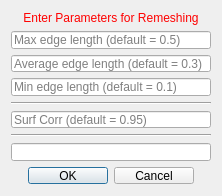
Old version of the form Version2.0/Plugins/kcl.cemrgapp.atrialfibres/src/internal/AtrialFibresViewUIRemesh.ui in the repository OpenHeartDevelopers/CemrgApp.
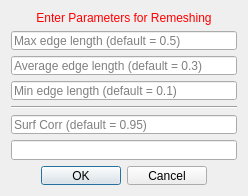
New version of the form.

What changed in the file:
```diff
--- a/Version2.0/Plugins/kcl.cemrgapp.atrialfibres/src/internal/AtrialFibresViewUIRemesh.ui
+++ b/Version2.0/Plugins/kcl.cemrgapp.atrialfibres/src/internal/AtrialFibresViewUIRemesh.ui
@@ -6,8 +6,8 @@
    <rect>
     <x>0</x>
     <y>0</y>
-    <width>222</width>
-    <height>248</height>
+    <width>248</width>
+    <height>196</height>
    </rect>
   </property>
   <property name="sizePolicy">
@@ -83,13 +83,6 @@
      </property>
     </widget>
    </item>
-   <item>
-    <widget class="Line" name="line_2">
-     <property name="orientation">
-      <enum>Qt::Horizontal</enum>
-     </property>
-    </widget>
-   </item>
    <item>
     <widget class="QLineEdit" name="lineEdit_5suffix"/>
    </item>
```
